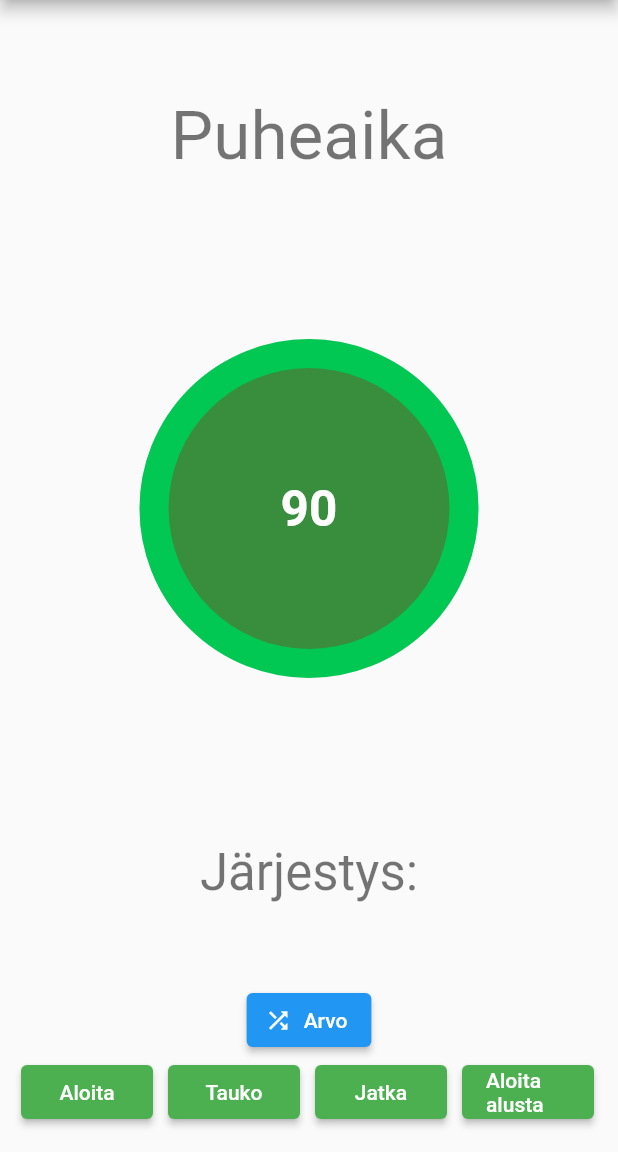
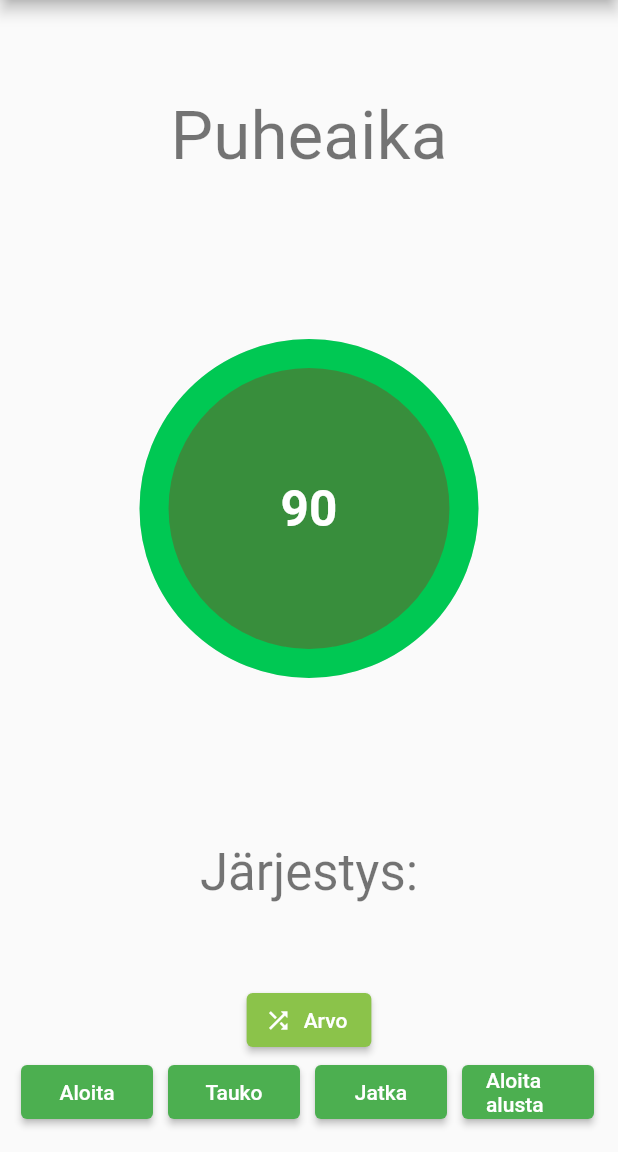
Before and after one commit to areee/flutter_participants_lottery, a Flutter app: the screen it shows after launch, on a phone screen of 412 x 824 dp, the part 84-1236 px from its top. Run offline on Flutter 3.47's test engine with Material 2 defaults, Android fonts, the phone set to English and light mode, and no system bars; drawn by our look-alikes of circular_countdown_timer; our stand-ins replace shared_preferences; missing offline and left inert: emoji_alert.

Commit message:
Fix the color of 'Arvo' button

```diff
--- a/lib/main.dart
+++ b/lib/main.dart
@@ -195,7 +195,10 @@ class _MyHomePageState extends State<MyHomePage> {
                   Icons.shuffle,
                   size: 18,
                 ),
-                  label: Text("Arvo")),
+                label: Text("Arvo"),
+                style: ElevatedButton.styleFrom(
+                    primary: Theme.of(context).primaryColor),
+              ),
             )
           ],
         ),
```
Lines whose indentation alone changed are shown as unchanged.
